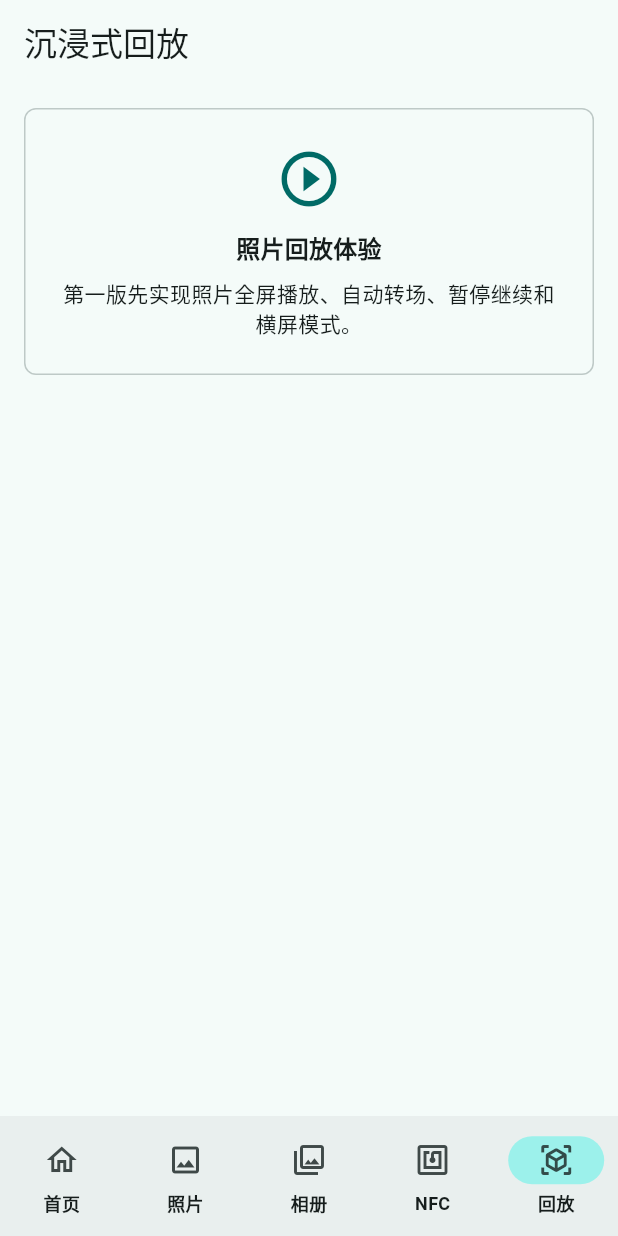
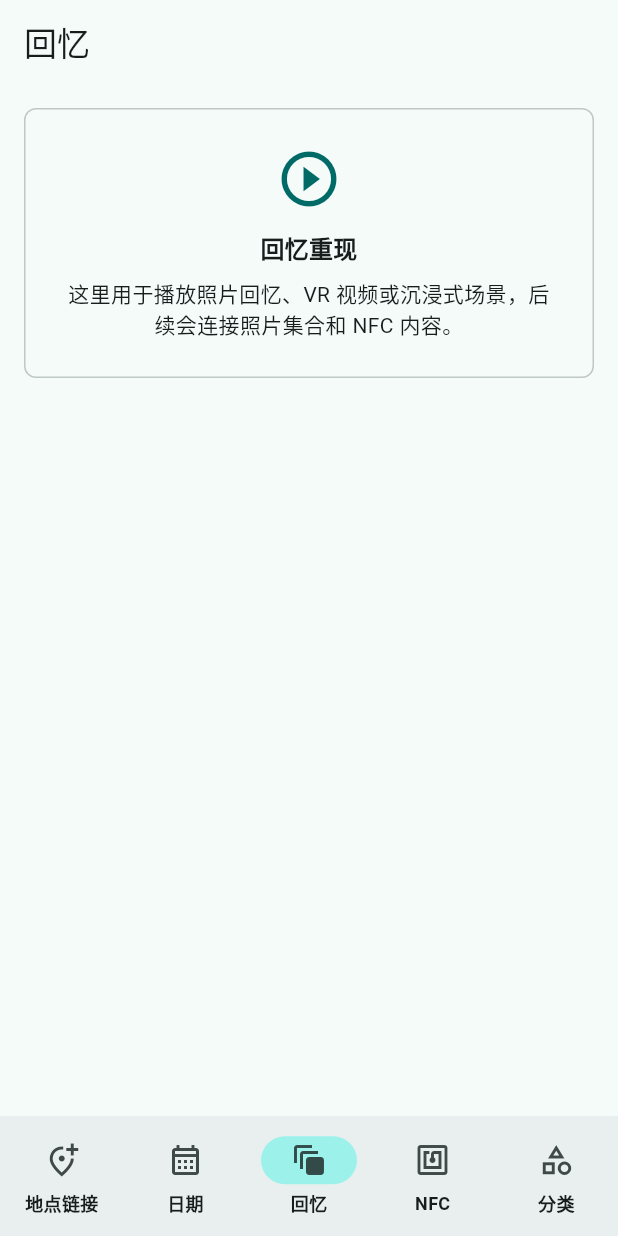
Before and after one commit to hyyqrzcjs09/-.22, a Flutter app: the ImmersiveReplayScreen screen opened by its route, on a phone screen of 412 x 824 dp. Run offline on Flutter 3.47's test engine with Material 3 defaults, Android fonts, the phone set to English and light mode, and no system bars; our stand-ins replace dio, flutter_map, flutter_riverpod, go_router, latlong2; missing offline and left inert: photo_manager.

Commit message:
Update bottom navigation sections

```diff
--- a/lib/app/app_router.dart
+++ b/lib/app/app_router.dart
@@ -7,35 +7,35 @@ import '../features/photos/presentation/photos_screen.dart';
 import '../features/vr/presentation/immersive_replay_screen.dart';
 
 abstract final class AppRoutes {
-  static const home = '/';
-  static const photos = '/photos';
-  static const albums = '/albums';
+  static const placeLinks = '/';
+  static const dates = '/dates';
+  static const memories = '/memories';
   static const nfc = '/nfc';
-  static const replay = '/vr';
+  static const categories = '/categories';
 }
 
 final appRouter = GoRouter(
-  initialLocation: AppRoutes.home,
+  initialLocation: AppRoutes.placeLinks,
   routes: [
     GoRoute(
-      path: AppRoutes.home,
+      path: AppRoutes.placeLinks,
       builder: (context, state) => const HomeScreen(),
     ),
     GoRoute(
-      path: AppRoutes.photos,
+      path: AppRoutes.dates,
       builder: (context, state) => const PhotosScreen(),
     ),
     GoRoute(
-      path: AppRoutes.albums,
-      builder: (context, state) => const AlbumsScreen(),
+      path: AppRoutes.memories,
+      builder: (context, state) => const ImmersiveReplayScreen(),
     ),
     GoRoute(
       path: AppRoutes.nfc,
       builder: (context, state) => const NfcScreen(),
     ),
     GoRoute(
-      path: AppRoutes.replay,
-      builder: (context, state) => const ImmersiveReplayScreen(),
+      path: AppRoutes.categories,
+      builder: (context, state) => const AlbumsScreen(),
     ),
   ],
 );
--- a/lib/features/albums/presentation/albums_screen.dart
+++ b/lib/features/albums/presentation/albums_screen.dart
@@ -9,15 +9,15 @@ class AlbumsScreen extends StatelessWidget {
   @override
   Widget build(BuildContext context) {
     return AppScaffold(
-      selectedIndex: 2,
-      title: '相册',
+      selectedIndex: 4,
+      title: '分类',
       child: ListView(
         padding: const EdgeInsets.all(16),
         children: const [
           PlaceholderPanel(
-            icon: Icons.collections_bookmark_outlined,
-            title: '创建第一个相册',
-            subtitle: '相册会作为 NFC 绑定和沉浸式回放的核心内容单元。',
+            icon: Icons.category_outlined,
+            title: '照片分类',
+            subtitle: '这里用于按学校、景点、生活区等类型管理照片，后续会连接地图聚合和筛选。',
           ),
         ],
       ),
--- a/lib/features/home/presentation/home_screen.dart
+++ b/lib/features/home/presentation/home_screen.dart
@@ -9,7 +9,7 @@ class HomeScreen extends StatelessWidget {
   Widget build(BuildContext context) {
     return AppScaffold(
       selectedIndex: 0,
-      title: '照片地图',
+      title: '地点链接',
       showAppBar: false,
       child: const PhotoMapView(showStatusPanel: false),
     );
--- a/lib/features/photos/presentation/photos_screen.dart
+++ b/lib/features/photos/presentation/photos_screen.dart
@@ -1,7 +1,7 @@
 import 'package:flutter/material.dart';
 
 import '../../../shared/widgets/app_scaffold.dart';
-import 'photo_map_view.dart';
+import '../../../shared/widgets/placeholder_panel.dart';
 
 class PhotosScreen extends StatelessWidget {
   const PhotosScreen({super.key});
@@ -10,8 +10,17 @@ class PhotosScreen extends StatelessWidget {
   Widget build(BuildContext context) {
     return AppScaffold(
       selectedIndex: 1,
-      title: '照片地图',
-      child: const PhotoMapView(),
+      title: '日期',
+      child: ListView(
+        padding: const EdgeInsets.all(16),
+        children: const [
+          PlaceholderPanel(
+            icon: Icons.calendar_month_outlined,
+            title: '按日期整理照片',
+            subtitle: '这里用于按拍摄日期生成时间轴，后续会按年、月、日查看照片和回忆。',
+          ),
+        ],
+      ),
     );
   }
 }
--- a/lib/features/vr/presentation/immersive_replay_screen.dart
+++ b/lib/features/vr/presentation/immersive_replay_screen.dart
@@ -9,15 +9,15 @@ class ImmersiveReplayScreen extends StatelessWidget {
   @override
   Widget build(BuildContext context) {
     return AppScaffold(
-      selectedIndex: 4,
-      title: '沉浸式回放',
+      selectedIndex: 2,
+      title: '回忆',
       child: ListView(
         padding: const EdgeInsets.all(16),
         children: const [
           PlaceholderPanel(
             icon: Icons.play_circle_outline,
-            title: '照片回放体验',
-            subtitle: '第一版先实现照片全屏播放、自动转场、暂停继续和横屏模式。',
+            title: '回忆重现',
+            subtitle: '这里用于播放照片回忆、VR 视频或沉浸式场景，后续会连接照片集合和 NFC 内容。',
           ),
         ],
       ),
--- a/lib/shared/widgets/app_scaffold.dart
+++ b/lib/shared/widgets/app_scaffold.dart
@@ -27,32 +27,32 @@ class AppScaffold extends StatelessWidget {
         onDestinationSelected: (index) {
           switch (index) {
             case 0:
-              context.go(AppRoutes.home);
+              context.go(AppRoutes.placeLinks);
             case 1:
-              context.go(AppRoutes.photos);
+              context.go(AppRoutes.dates);
             case 2:
-              context.go(AppRoutes.albums);
+              context.go(AppRoutes.memories);
             case 3:
               context.go(AppRoutes.nfc);
             case 4:
-              context.go(AppRoutes.replay);
+              context.go(AppRoutes.categories);
           }
         },
         destinations: const [
           NavigationDestination(
-            icon: Icon(Icons.home_outlined),
-            selectedIcon: Icon(Icons.home),
-            label: '首页',
+            icon: Icon(Icons.add_location_alt_outlined),
+            selectedIcon: Icon(Icons.add_location_alt),
+            label: '地点链接',
           ),
           NavigationDestination(
-            icon: Icon(Icons.photo_outlined),
-            selectedIcon: Icon(Icons.photo),
-            label: '照片',
+            icon: Icon(Icons.calendar_month_outlined),
+            selectedIcon: Icon(Icons.calendar_month),
+            label: '日期',
           ),
           NavigationDestination(
-            icon: Icon(Icons.collections_outlined),
-            selectedIcon: Icon(Icons.collections),
-            label: '相册',
+            icon: Icon(Icons.auto_awesome_motion_outlined),
+            selectedIcon: Icon(Icons.auto_awesome_motion),
+            label: '回忆',
           ),
           NavigationDestination(
             icon: Icon(Icons.nfc_outlined),
@@ -60,9 +60,9 @@ class AppScaffold extends StatelessWidget {
             label: 'NFC',
           ),
           NavigationDestination(
-            icon: Icon(Icons.view_in_ar_outlined),
-            selectedIcon: Icon(Icons.view_in_ar),
-            label: '回放',
+            icon: Icon(Icons.category_outlined),
+            selectedIcon: Icon(Icons.category),
+            label: '分类',
           ),
         ],
       ),
```
Also changed, not shown: 3 other files.
